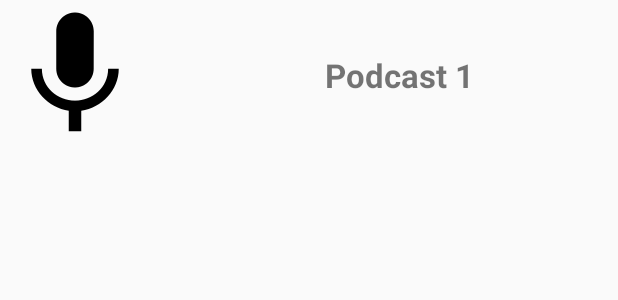
After one commit to abdurahmanadilovic/podcast-guru, an Android app: the layout podcast_row.xml on its own in the app's theme, with its tools: preview values and no code run, on a phone screen of 412 x 824 dp. The commit adds this screen. Shown: the top 300 px of the screen. Run offline under Robolectric (Android 15) with nearby library versions, the phone set to English and light mode, and no system bars.

Commit message:
replace scroll view with RV, add RendererRecyclerView for fast RV adapters, move podcast sample list creation to the repository, new gradle version for android studio 3.6

```diff
--- a/app/build.gradle
+++ b/app/build.gradle
@@ -58,6 +58,8 @@ dependencies {
     implementation "org.koin:koin-android:$koin_version"
     implementation "org.koin:koin-androidx-viewmodel:$koin_version"
 
+    //ui
+    implementation 'com.github.vivchar:RendererRecyclerViewAdapter:2.8.0'
 
     implementation 'androidx.legacy:legacy-support-v4:1.0.0'
     testImplementation 'junit:junit:4.12'
--- a/app/src/main/java/ba/codingstoic/podcast/PodcastsViewModel.kt
+++ b/app/src/main/java/ba/codingstoic/podcast/PodcastsViewModel.kt
@@ -2,15 +2,12 @@ package ba.codingstoic.podcast
 
 import androidx.lifecycle.LiveData
 import androidx.lifecycle.MutableLiveData
-import androidx.lifecycle.ViewModel
 import androidx.lifecycle.viewModelScope
 import kotlinx.coroutines.delay
 import kotlinx.coroutines.launch
 import java.util.concurrent.TimeUnit
 
-data class Podcast(val name: String)
-
-class PodcastsViewModel : ViewModel() {
+class PodcastsViewModel : androidx.lifecycle.ViewModel() {
     private val _podcasts = MutableLiveData<List<Podcast>>()
     val podcasts: LiveData<List<Podcast>> = _podcasts
     private val _isLoading = MutableLiveData<Boolean>()
--- /dev/null
+++ b/app/src/main/res/layout/podcast_row.xml
@@ -0,0 +1,30 @@
+<?xml version="1.0" encoding="utf-8"?>
+<androidx.constraintlayout.widget.ConstraintLayout xmlns:android="http://schemas.android.com/apk/res/android"
+    xmlns:app="http://schemas.android.com/apk/res-auto"
+    xmlns:tools="http://schemas.android.com/tools"
+    android:id="@+id/podcast_root"
+    android:layout_width="match_parent"
+    android:layout_height="wrap_content">
+
+    <ImageView
+        android:id="@+id/podcast_image"
+        android:layout_width="100dp"
+        android:layout_height="100dp"
+        android:src="@drawable/ic_mic_black_24dp"
+        app:layout_constraintLeft_toLeftOf="parent"
+        app:layout_constraintTop_toTopOf="parent" />
+
+    <TextView
+        android:id="@+id/podcast_title"
+        android:layout_width="wrap_content"
+        android:layout_height="wrap_content"
+        android:layout_marginStart="20dp"
+        android:textSize="22sp"
+        android:textStyle="bold"
+        app:layout_constraintBottom_toBottomOf="@id/podcast_image"
+        app:layout_constraintLeft_toRightOf="@id/podcast_image"
+        app:layout_constraintRight_toRightOf="parent"
+        app:layout_constraintTop_toTopOf="@id/podcast_image"
+        tools:text="Podcast 1" />
+
+</androidx.constraintlayout.widget.ConstraintLayout>
```
Also changed, not shown: app/src/main/java/ba/codingstoic/MainFragment.kt (+33 -13 lines), app/src/main/java/ba/codingstoic/podcast/PodcastRepository.kt (+8 -1 lines), app/src/main/res/layout/fragment_main.xml (+7 -37 lines), gradle/wrapper/gradle-wrapper.properties.
